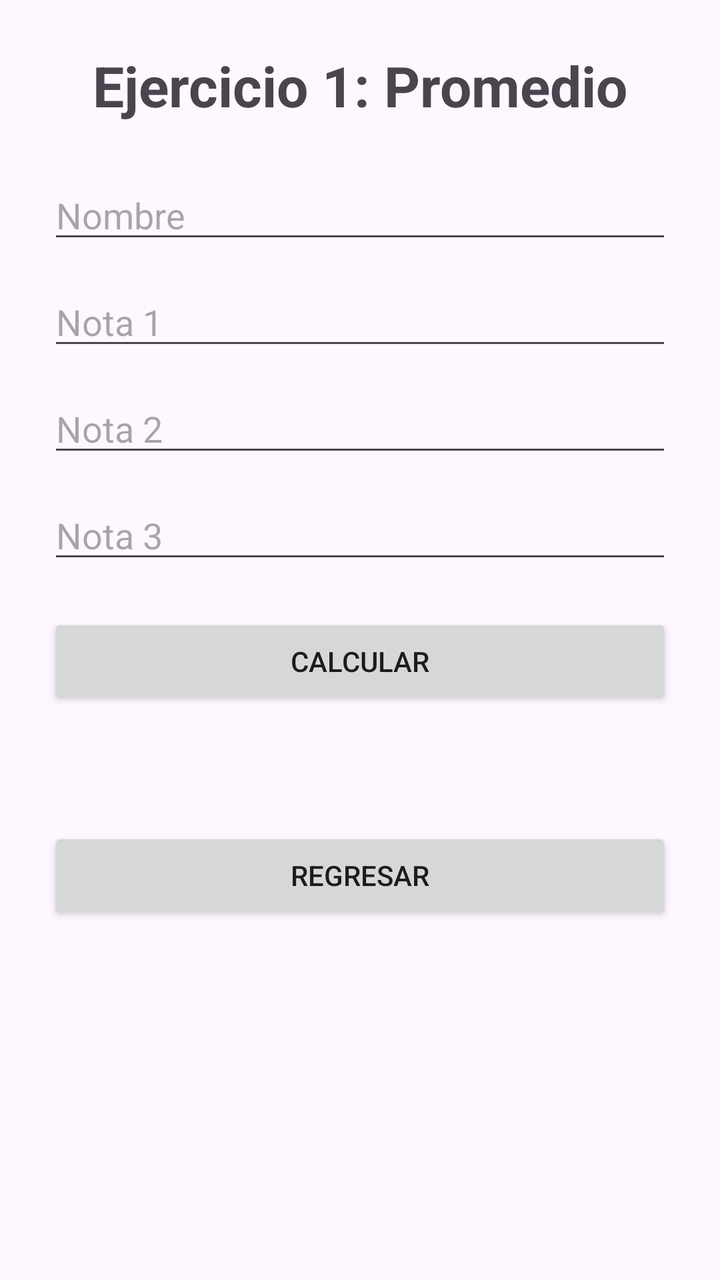
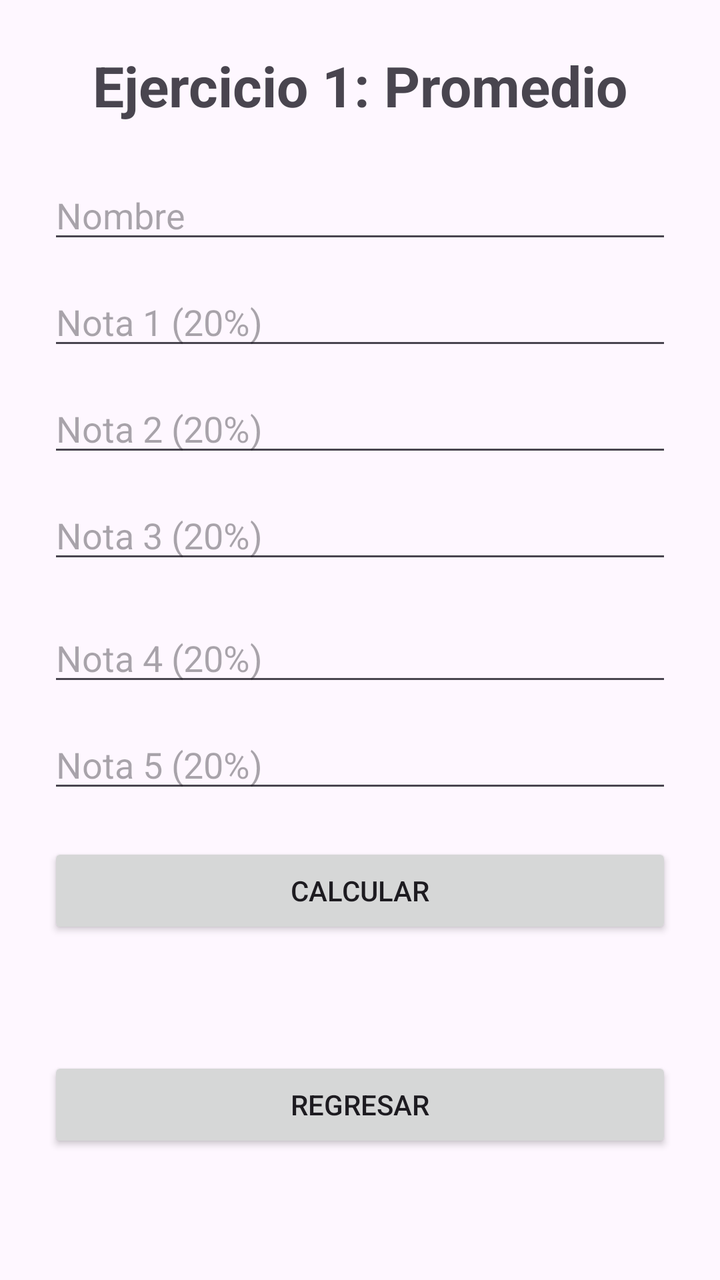

An Android layout rendered at two revisions. The XML below is the earlier revision; the diff shows what the commit changed to produce the second picture.
<!-- AndroidManifest.xml: application theme Theme.DesafioPractico -->
<!-- res/layout/activity_promedio.xml -->
<?xml version="1.0" encoding="utf-8"?>
<LinearLayout xmlns:android="http://schemas.android.com/apk/res/android"
    android:layout_width="match_parent"
    android:layout_height="match_parent"
    android:orientation="vertical"
    android:padding="24dp"
    android:gravity="center_horizontal">

    <TextView
        android:layout_width="wrap_content"
        android:layout_height="wrap_content"
        android:text="@string/titulo_promedio"
        android:textSize="28sp"
        android:textStyle="bold"
        android:layout_marginBottom="24dp" />

    <EditText
        android:id="@+id/etNombre"
        android:layout_width="match_parent"
        android:layout_height="wrap_content"
        android:hint="@string/nombre"
        android:inputType="text"
        android:layout_marginBottom="12dp" />

    <EditText
        android:id="@+id/etNota1"
        android:layout_width="match_parent"
        android:layout_height="wrap_content"
        android:hint="@string/nota_1"
        android:inputType="numberDecimal"
        android:layout_marginBottom="12dp" />

    <EditText
        android:id="@+id/etNota2"
        android:layout_width="match_parent"
        android:layout_height="wrap_content"
        android:hint="@string/nota_2"
        android:inputType="numberDecimal"
        android:layout_marginBottom="12dp" />

    <EditText
        android:id="@+id/etNota3"
        android:layout_width="match_parent"
        android:layout_height="wrap_content"
        android:hint="@string/nota_3"
        android:inputType="numberDecimal"
        android:layout_marginBottom="20dp" />

    <Button
        android:id="@+id/btnCalcularPromedio"
        android:layout_width="match_parent"
        android:layout_height="wrap_content"
        android:text="@string/calcular"
        android:layout_marginBottom="12dp" />

    <TextView
        android:id="@+id/tvResultadoPromedio"
        android:layout_width="match_parent"
        android:layout_height="wrap_content"
        android:text=""
        android:textSize="20sp"
        android:textStyle="bold"
        android:gravity="center"
        android:layout_marginBottom="20dp" />

    <Button
        android:id="@+id/btnRegresarPromedio"
        android:layout_width="match_parent"
        android:layout_height="wrap_content"
        android:text="@string/regresar" />

</LinearLayout>
<!-- resources referenced by this layout -->
<resources>
  <string name="calcular">Calcular</string>
  <string name="nombre">Nombre</string>
  <string name="nota_1">Nota 1</string>
  <string name="nota_2">Nota 2</string>
  <string name="nota_3">Nota 3</string>
  <string name="regresar">Regresar</string>
  <string name="titulo_promedio">Ejercicio 1: Promedio</string>
  <style name="Theme.DesafioPractico" parent="Base.Theme.DesafioPractico" />
  <style name="Base.Theme.DesafioPractico" parent="Theme.Material3.DayNight.NoActionBar">
          
          
      </style>
</resources>

<!-- the commit's change to res/layout/activity_promedio.xml (unified diff, before → after) -->
@@ -46,6 +46,22 @@
         android:inputType="numberDecimal"
         android:layout_marginBottom="20dp" />
 
+    <EditText
+        android:id="@+id/etNota4"
+        android:layout_width="match_parent"
+        android:layout_height="wrap_content"
+        android:hint="@string/nota_4"
+        android:inputType="numberDecimal"
+        android:layout_marginBottom="12dp" />
+
+    <EditText
+        android:id="@+id/etNota5"
+        android:layout_width="match_parent"
+        android:layout_height="wrap_content"
+        android:hint="@string/nota_5"
+        android:inputType="numberDecimal"
+        android:layout_marginBottom="20dp" />
+
     <Button
         android:id="@+id/btnCalcularPromedio"
         android:layout_width="match_parent"
<!-- resource entries referenced after the edit -->
@@ -2,9 +2,11 @@
 <resources>
   <string name="calcular">Calcular</string>
   <string name="nombre">Nombre</string>
-  <string name="nota_1">Nota 1</string>
-  <string name="nota_2">Nota 2</string>
-  <string name="nota_3">Nota 3</string>
+  <string name="nota_1">Nota 1 (20%)</string>
+  <string name="nota_2">Nota 2 (20%)</string>
+  <string name="nota_3">Nota 3 (20%)</string>
+  <string name="nota_4">Nota 4 (20%)</string>
+  <string name="nota_5">Nota 5 (20%)</string>
   <string name="regresar">Regresar</string>
   <string name="titulo_promedio">Ejercicio 1: Promedio</string>
   <style name="Theme.DesafioPractico" parent="Base.Theme.DesafioPractico" />
